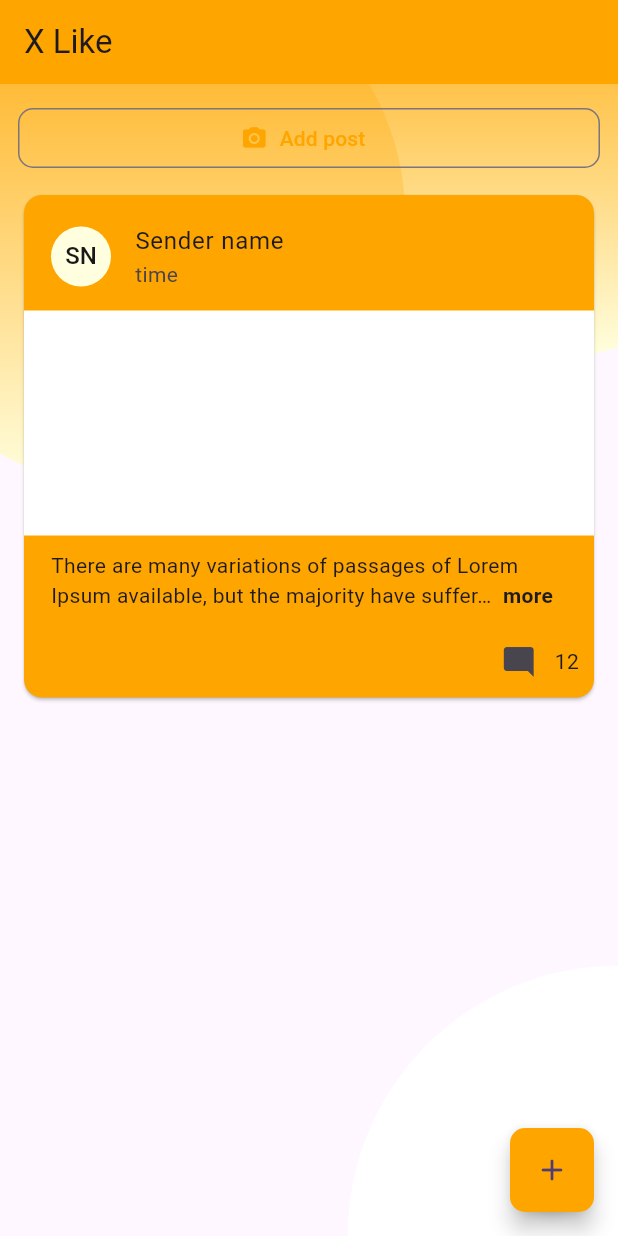
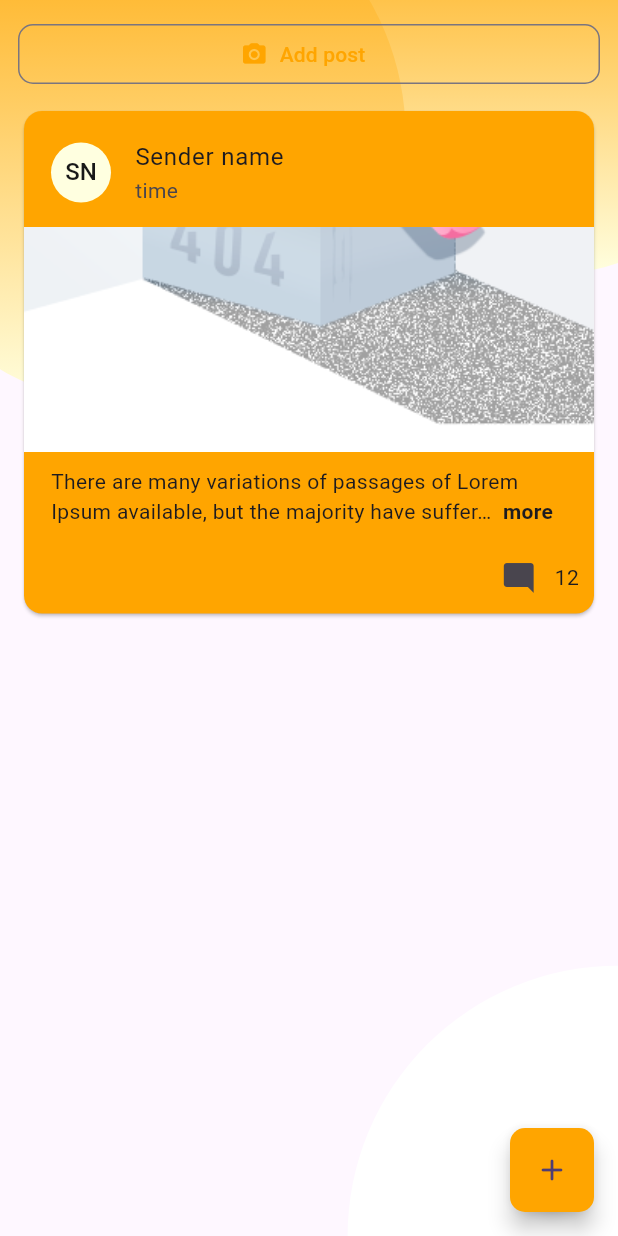
Before and after one commit to maniangdoz/exo_post, a Flutter app: the PostScreen screen opened directly, on a phone screen of 412 x 824 dp. Run offline on Flutter 3.47's test engine with Material 2 defaults, Android fonts, the light colour scheme and no system bars; drawn by our look-alikes of readmore; our stand-ins replace bloc, equatable, flutter_animate, flutter_bloc, get_it, go_router and 2 more; accounts and stored records are empty.

Commit message:
travail sur le zoom

```diff
--- a/lib/common/styles/theme.dart
+++ b/lib/common/styles/theme.dart
@@ -15,6 +15,9 @@ class AppTheme {
       primary: AppColors.primaryColor,
       onPrimary: AppColors.onPrimaryColor,
     ),
+    tabBarTheme: const TabBarTheme(
+      labelColor: Colors.white,
+    ),
   );
 
   static ThemeData darkTheme = ThemeData(
@@ -30,5 +33,8 @@ class AppTheme {
       primary: AppColors.primaryColor,
       onPrimary: AppColors.onPrimaryColor,
     ),
+    tabBarTheme: const TabBarTheme(
+      labelColor: AppColors.primaryColor,
+    ),
   );
 }
--- a/lib/features/error/presentation/pages/error_screen.dart
+++ b/lib/features/error/presentation/pages/error_screen.dart
@@ -1,6 +1,5 @@
 import 'package:exo_post/common/router.dart';
 import 'package:exo_post/common/styles/colors.dart';
-import 'package:exo_post/common/utils/app_utils.dart';
 import 'package:exo_post/features/shared/presentation/widgets/button_shared.dart';
 import 'package:flutter/material.dart';
 import 'package:go_router/go_router.dart';
--- a/lib/features/post/presentation/pages/post_screen.dart
+++ b/lib/features/post/presentation/pages/post_screen.dart
@@ -1,5 +1,4 @@
 import 'package:exo_post/common/router.dart';
-import 'package:exo_post/common/styles/colors.dart';
 import 'package:exo_post/common/utils/app_utils.dart';
 import 'package:flutter/material.dart';
 import 'package:go_router/go_router.dart';
@@ -25,16 +24,10 @@ class _PostScreenState extends State<PostScreen> {
   @override
   Widget build(BuildContext context) {
     return Scaffold(
-      appBar: AppBar(
-        title: const Text("X Like"),
-        backgroundColor: AppUtils.isDarkMode(context)
-            ? Colors.black
-            : AppColors.primaryColor,
-      ),
       body: Stack(
         children: <Widget>[
           AppUtils.firstPosition(context),
-          AppUtils.secondPosition(context, "Login"),
+          AppUtils.secondPosition(context, ""),
           AppUtils.thirdPosition(context),
           ListView(
             padding: const EdgeInsets.all(12),
--- a/lib/features/post/presentation/widgets/post_button.dart
+++ b/lib/features/post/presentation/widgets/post_button.dart
@@ -13,13 +13,13 @@ class PostButton extends StatelessWidget {
       onPressed: () {},
       icon: Icon(Icons.camera_alt_rounded,
           color: AppUtils.isDarkMode(context)
-              ? AppColors.accentColor
+              ? AppColors.onPrimaryColor
               : AppColors.primaryColor),
       label: Text(
         'Add post',
         style: TextStyle(
           color: AppUtils.isDarkMode(context)
-              ? AppColors.accentColor
+              ? AppColors.onPrimaryColor
               : AppColors.primaryColor,
         ),
       ),
--- a/lib/features/post/presentation/widgets/post_card.dart
+++ b/lib/features/post/presentation/widgets/post_card.dart
@@ -69,15 +69,15 @@ class _PostCardState extends State<PostCard>
                 onTap: _onContainerTap,
                 child: Center(
                   child: ScaleTransition(
-                    scale: _animation,
-                    child: Container(
-                      width: double.infinity,
-                      height: 150,
-                      decoration: const BoxDecoration(
-                        color: Colors.white,
-                      ),
-                    ),
-                  ),
+                      scale: _animation,
+                      child: Image.asset(
+                        'assets/images/something_wrong.png',
+                        fit: BoxFit.cover,
+                        height: _isZoomed
+                            ? MediaQuery.of(context).size.height * 0.6
+                            : 150,
+                        width: double.infinity,
+                      )),
                 ),
               ),
               const Padding(
```
Also changed, not shown: lib/features/home/presentation/pages/home_screen.dart (+7 -2 lines), lib/features/profil/presentation/pages/profil_screen.dart (+14 -7 lines).
